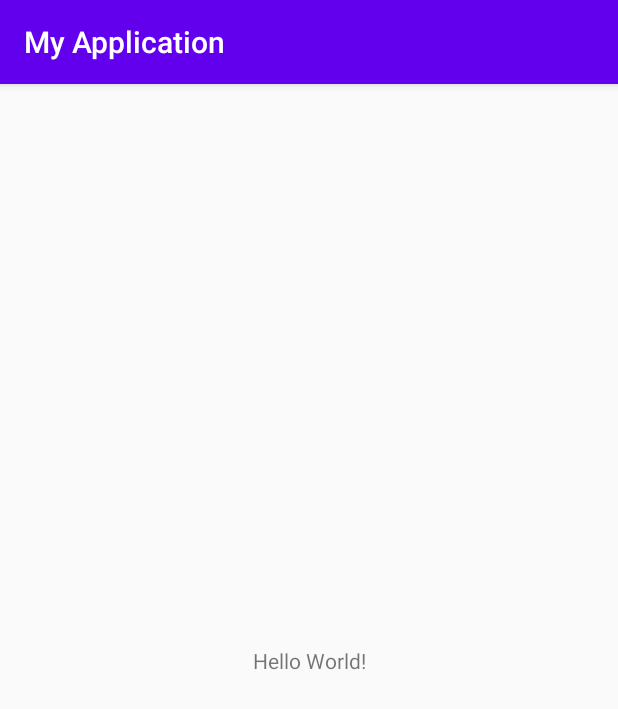
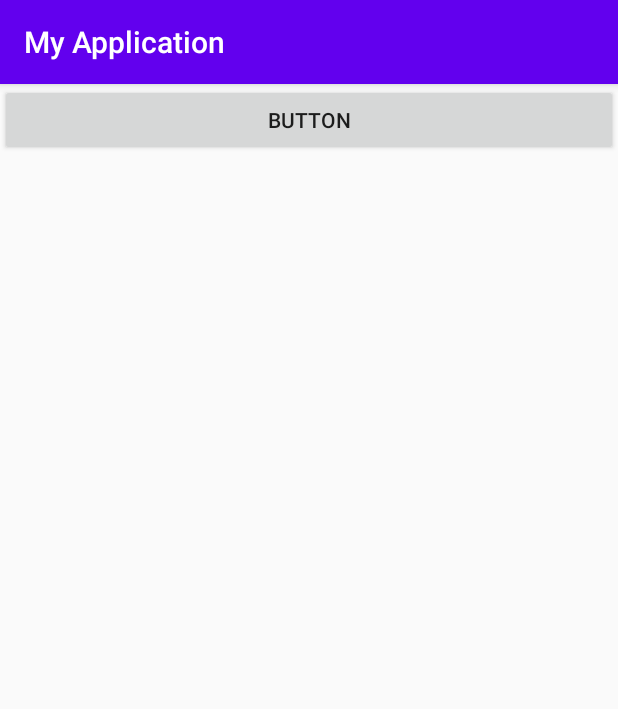
Before and after one commit to luluiz21/Mega-Hack-3.0, an Android app: the screen it shows after launch (MainActivity), on a phone screen of 412 x 824 dp. Shown: the top 709 px of the screen. Run offline under Robolectric (Android 15) with nearby library versions, the phone set to English and light mode, and no system bars.

Commit message:
todos os arquivos

```diff
--- a/projetoarvore/app/src/main/java/com/example/myapplication/MainActivity.kt
+++ b/projetoarvore/app/src/main/java/com/example/myapplication/MainActivity.kt
@@ -8,4 +8,5 @@ class MainActivity : AppCompatActivity() {
         super.onCreate(savedInstanceState)
         setContentView(R.layout.activity_main)
     }
+
 }
--- /dev/null
+++ b/projetoarvore/app/src/main/res/drawable/ic_android_black_24dp.xml
@@ -0,0 +1,9 @@
+<vector xmlns:android="http://schemas.android.com/apk/res/android"
+        android:width="24dp"
+        android:height="24dp"
+        android:viewportWidth="24"
+        android:viewportHeight="24">
+    <path
+        android:pathData="M17.6,11.48 L19.44,8.3a0.63,0.63 0,0 0,-1.09 -0.63l-1.88,3.24a11.43,11.43 0,0 0,-8.94 0L5.65,7.67a0.63,0.63 0,0 0,-1.09 0.63L6.4,11.48A10.81,10.81 0,0 0,1 20L23,20A10.81,10.81 0,0 0,17.6 11.48ZM7,17.25A1.25,1.25 0,1 1,8.25 16,1.25 1.25,0 0,1 7,17.25ZM17,17.25A1.25,1.25 0,1 1,18.25 16,1.25 1.25,0 0,1 17,17.25Z"
+        android:fillColor="#FF000000"/>
+</vector>
--- a/projetoarvore/app/src/main/res/layout/activity_main.xml
+++ b/projetoarvore/app/src/main/res/layout/activity_main.xml
@@ -1,18 +1,25 @@
 <?xml version="1.0" encoding="utf-8"?>
-<androidx.constraintlayout.widget.ConstraintLayout xmlns:android="http://schemas.android.com/apk/res/android"
+<RelativeLayout xmlns:android="http://schemas.android.com/apk/res/android"
     xmlns:app="http://schemas.android.com/apk/res-auto"
     xmlns:tools="http://schemas.android.com/tools"
     android:layout_width="match_parent"
     android:layout_height="match_parent"
     tools:context=".MainActivity">
 
-    <TextView
-        android:layout_width="wrap_content"
-        android:layout_height="wrap_content"
-        android:text="Hello World!"
-        app:layout_constraintBottom_toBottomOf="parent"
-        app:layout_constraintLeft_toLeftOf="parent"
-        app:layout_constraintRight_toRightOf="parent"
-        app:layout_constraintTop_toTopOf="parent" />
+    <ScrollView
+        android:layout_width="match_parent"
+        android:layout_height="match_parent">
 
-</androidx.constraintlayout.widget.ConstraintLayout>
+        <LinearLayout
+            android:layout_width="match_parent"
+            android:layout_height="wrap_content">
+
+            <Button
+                android:id="@+id/button"
+                android:layout_width="match_parent"
+                android:layout_height="wrap_content"
+                android:text="Button" />
+
+        </LinearLayout>
+    </ScrollView>
+</RelativeLayout>
```
